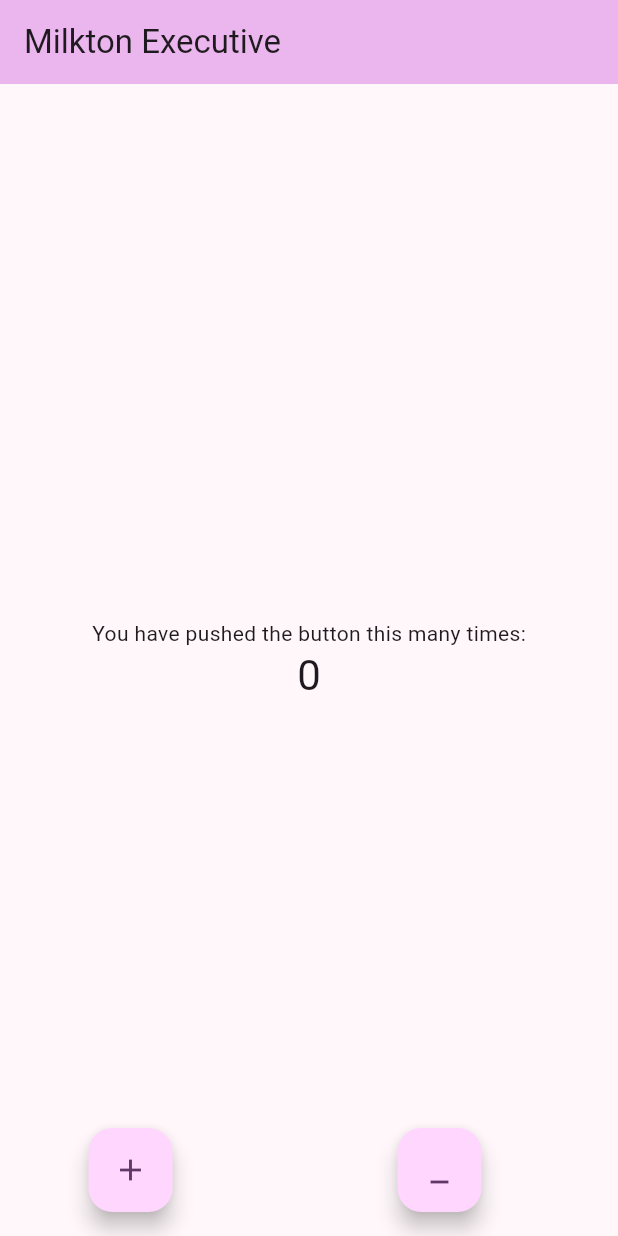
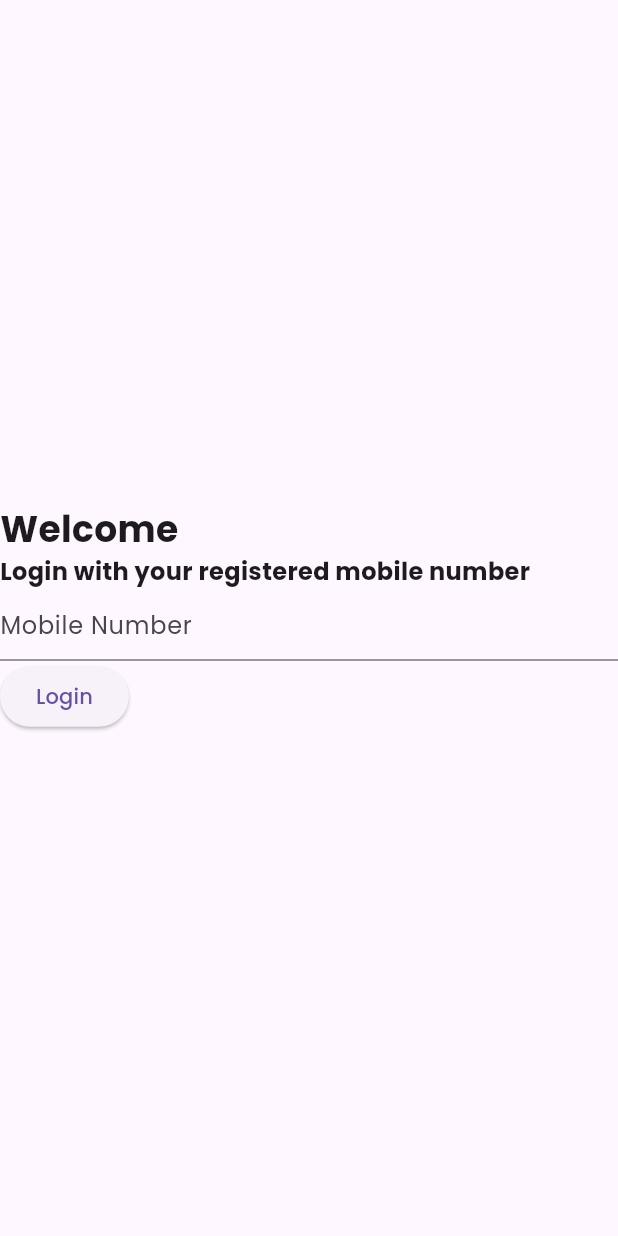
Before and after one commit to gepton-infotech/dragonfly, a Flutter app: the screen it shows after launch, on a phone screen of 412 x 824 dp. Run offline on Flutter 3.47's test engine with Material 3 defaults, Android fonts, the phone set to English and light mode, and no system bars; our stand-ins replace flutter_bloc, google_fonts.

Commit message:
feat: Adds ios flavour and login auth cubit

```diff
--- /dev/null
+++ b/milkton_executive/lib/cubit/auth/auth_cubit.dart
@@ -0,0 +1,8 @@
+import 'package:flutter/foundation.dart';
+import 'package:flutter_bloc/flutter_bloc.dart';
+
+part 'auth_state.dart';
+
+class AuthCubit extends Cubit<AuthState> {
+  AuthCubit() : super(AuthInitial());
+}
--- /dev/null
+++ b/milkton_executive/lib/cubit/auth/auth_state.dart
@@ -0,0 +1,24 @@
+part of 'auth_cubit.dart';
+
+@immutable
+sealed class AuthState {}
+
+final class AuthInitial extends AuthState {}
+
+final class AuthLoadingState extends AuthState {}
+
+final class AuthCodeSentState extends AuthState {}
+
+final class AuthCodeVerifiedState extends AuthState {}
+
+final class AuthLoggedInState extends AuthState {
+  // final User firebaseUser;
+  // AuthLoggedInState({required this.firebaseUser});
+}
+
+final class AuthLoggedOutState extends AuthState {}
+
+final class AuthErrorState extends AuthState {
+  final String error;
+  AuthErrorState({required this.error});
+}
--- a/milkton_executive/lib/main.dart
+++ b/milkton_executive/lib/main.dart
@@ -1,27 +1,38 @@
 import 'package:flutter/material.dart';
 import 'package:flutter_bloc/flutter_bloc.dart';
-import 'package:milkton_executive/cubit/counter_cubit.dart';
-import 'package:milkton_executive/home_page.dart';
+import 'package:google_fonts/google_fonts.dart';
+import 'package:milkton_executive/cubit/auth/auth_cubit.dart';
+import 'package:milkton_executive/presentation/screens/login.dart';
+import 'package:milkton_executive/presentation/screens/splash.dart';
 
 void main() {
-  runApp(const MyApp());
+  runApp(const MilktonExecutive());
 }
 
-class MyApp extends StatelessWidget {
-  const MyApp({super.key});
+class MilktonExecutive extends StatelessWidget {
+  const MilktonExecutive({super.key});
 
   @override
   Widget build(BuildContext context) {
-    return BlocProvider(
-      create: (_) => CounterCubit(),
+    return MultiBlocProvider(
+      providers: [
+        BlocProvider<AuthCubit>(create: (context) => AuthCubit()),
+      ],
       child: MaterialApp(
         title: 'Milkton Executive',
         debugShowCheckedModeBanner: false,
         theme: ThemeData(
-          colorScheme: ColorScheme.fromSeed(seedColor: Colors.purple),
+          textTheme: GoogleFonts.poppinsTextTheme(),
           useMaterial3: true,
         ),
-        home: const MyHomePage(title: 'Milkton Executive'),
+        home: BlocBuilder<AuthCubit, AuthState>(
+          builder: (context, state) {
+            if (state is AuthLoggedInState) {
+              return const SplashScreen();
+            }
+            return const LoginScreen();
+          },
+        ),
       ),
     );
   }
--- a/milkton_executive/lib/home_page.dart
+++ b/milkton_executive/lib/presentation/screens/home.dart
@@ -1,6 +1,6 @@
 import 'package:flutter/material.dart';
 import 'package:flutter_bloc/flutter_bloc.dart';
-import 'package:milkton_executive/cubit/counter_cubit.dart';
+import 'package:milkton_executive/bloc/counter_bloc.dart';
 
 class MyHomePage extends StatelessWidget {
   const MyHomePage({super.key, required this.title}) : super();
@@ -8,7 +8,8 @@ class MyHomePage extends StatelessWidget {
 
   @override
   Widget build(BuildContext context) {
-    final counterCubit = BlocProvider.of<CounterCubit>(context);
+    final counterBloc = BlocProvider.of<CounterBloc>(context);
+
     return Scaffold(
       appBar: AppBar(
         backgroundColor: Theme.of(context).colorScheme.inversePrimary,
@@ -18,17 +19,16 @@ class MyHomePage extends StatelessWidget {
         child: Column(
           mainAxisAlignment: MainAxisAlignment.center,
           children: <Widget>[
+            const Image(image: AssetImage('assets/images/dicon.png')),
             const Text(
               'You have pushed the button this many times:',
             ),
-            BlocBuilder<CounterCubit, int>(
-                bloc: counterCubit,
-                builder: (context, counter) {
-                  return Text(
-                    '$counter',
-                    style: Theme.of(context).textTheme.headlineMedium,
-                  );
-                }),
+            BlocBuilder<CounterBloc, int>(builder: (context, counter) {
+              return Text(
+                '$counter',
+                style: Theme.of(context).textTheme.headlineMedium,
+              );
+            }),
           ],
         ),
       ),
@@ -37,12 +37,12 @@ class MyHomePage extends StatelessWidget {
         crossAxisAlignment: CrossAxisAlignment.center,
         children: [
           FloatingActionButton(
-            onPressed: () => counterCubit.increment(),
+            onPressed: () => counterBloc.add(CounterIncremented()),
             tooltip: 'Increment',
             child: const Icon(Icons.add),
           ),
           FloatingActionButton(
-            onPressed: () => counterCubit.decrement(),
+            onPressed: () => counterBloc.add(CounterDecremented()),
             tooltip: 'Decrement',
             child: const Icon(Icons.minimize),
           ),
--- /dev/null
+++ b/milkton_executive/lib/presentation/screens/login.dart
@@ -0,0 +1,37 @@
+import 'package:flutter/material.dart';
+
+class LoginScreen extends StatelessWidget {
+  const LoginScreen({super.key});
+
+  @override
+  Widget build(BuildContext context) {
+    return Scaffold(
+      body: Column(
+        mainAxisAlignment: MainAxisAlignment.center,
+        crossAxisAlignment: CrossAxisAlignment.start,
+        children: [
+          const Text(
+            'Welcome',
+            style: TextStyle(
+              fontSize: 24,
+              fontWeight: FontWeight.bold,
+            ),
+          ),
+          const Text(
+            'Login with your registered mobile number',
+            style: TextStyle(
+              fontSize: 16,
+              fontWeight: FontWeight.bold,
+            ),
+          ),
+          const TextField(
+            decoration: InputDecoration(
+              hintText: 'Mobile Number',
+            ),
+          ),
+          ElevatedButton(onPressed: () {}, child: const Text('Login')),
+        ],
+      ),
+    );
+  }
+}
```
Also changed, not shown: milkton_executive/lib/bloc/counter_bloc.dart (added, +14 -0 lines), milkton_executive/lib/bloc/counter_event.dart (added, +7 -0 lines), milkton_executive/lib/presentation/screens/splash.dart (added, +11 -0 lines), milkton_executive/pubspec.yaml (+5 -4 lines), milkton_executive/lib/presentation/screens/product_summary.dart (added), milkton_executive/pubspec.lock, 14 other files.
